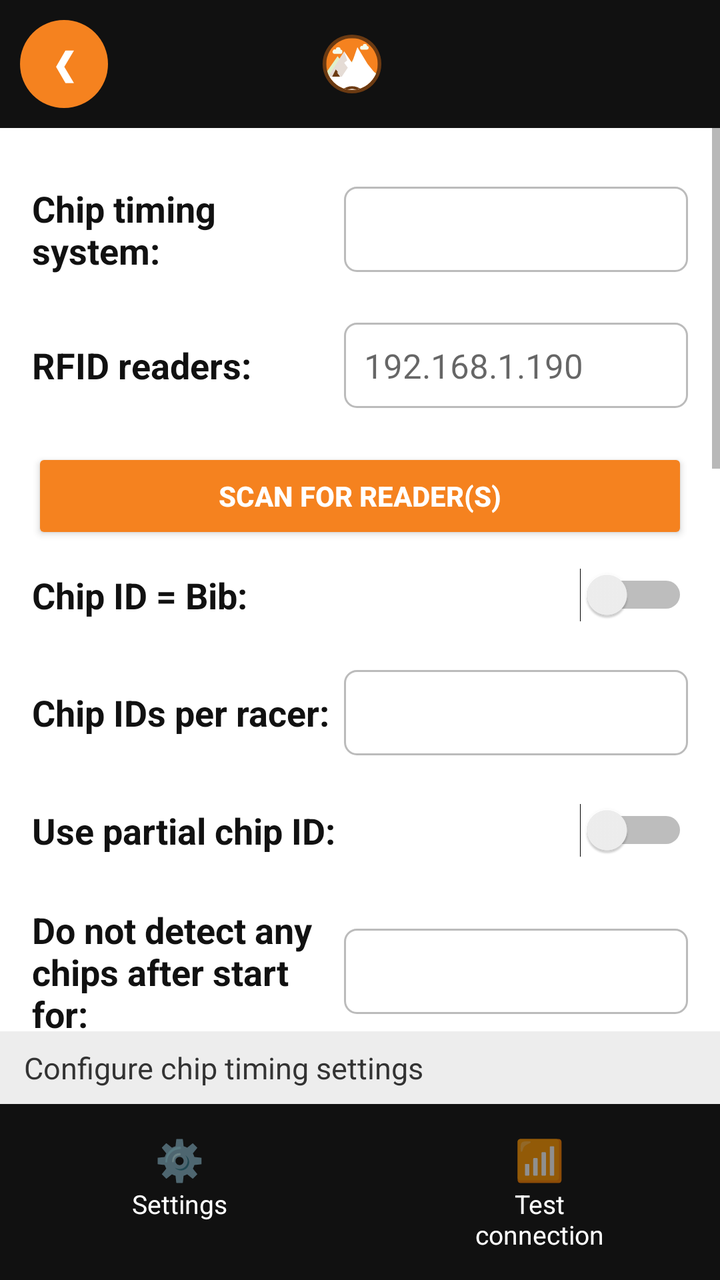
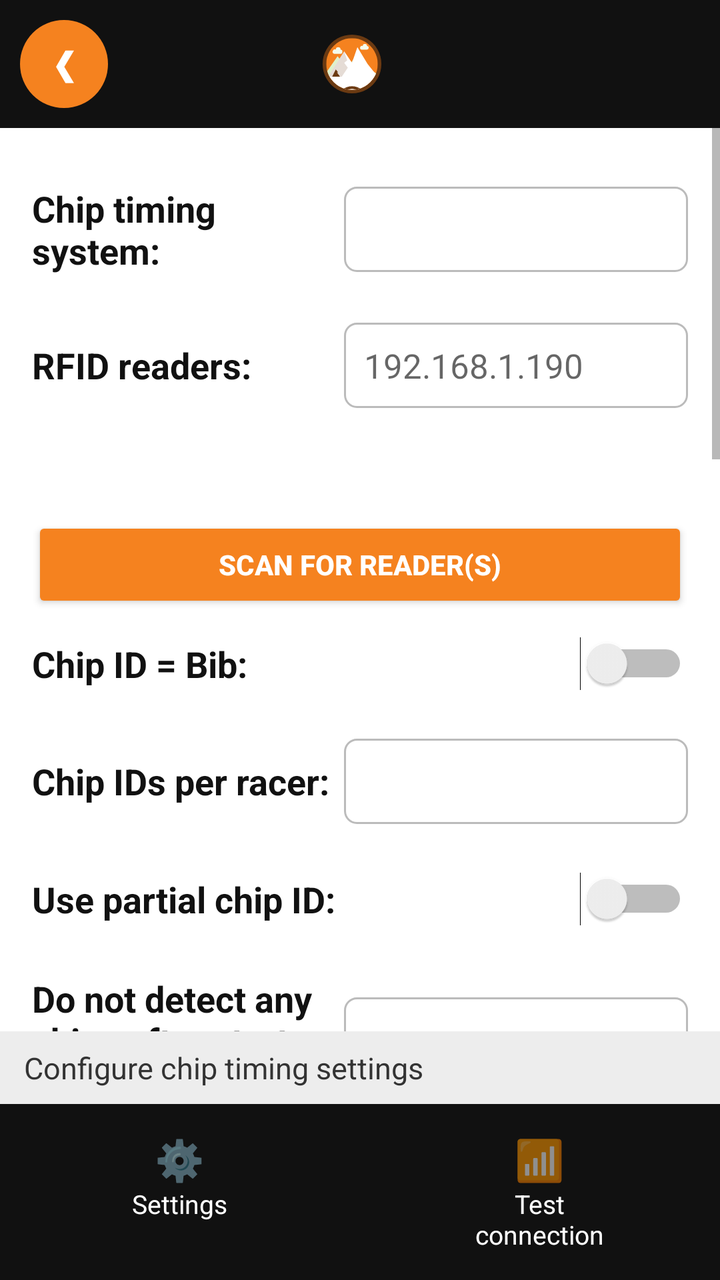

Before-and-after screenshots of an Android layout around one commit, followed by the original layout XML and the change that was made.
<!-- AndroidManifest.xml: activity theme AppTheme.NoActionBar -->
<!-- res/layout/activity_chip_timing.xml -->
<?xml version="1.0" encoding="utf-8"?>
<LinearLayout xmlns:android="http://schemas.android.com/apk/res/android"
    android:layout_width="match_parent"
    android:layout_height="match_parent"
    android:background="@color/surface"
    android:orientation="vertical">

    <include layout="@layout/header_flow" />

    <ScrollView
        android:layout_width="match_parent"
        android:layout_height="0dp"
        android:layout_weight="1">

        <LinearLayout
            android:layout_width="match_parent"
            android:layout_height="wrap_content"
            android:orientation="vertical"
            android:padding="16dp">

            
            <LinearLayout style="@style/ChipRow">
                <TextView style="@style/ChipLabel" android:text="@string/chip_timing_system" />
                <TextView
                    android:id="@+id/systemValue"
                    style="@style/ChipValueBox"
                    android:textStyle="normal" />
            </LinearLayout>

            
            <LinearLayout style="@style/ChipRow">
                <TextView style="@style/ChipLabel" android:text="@string/rfid_readers" />
                <EditText
                    android:id="@+id/readerHost"
                    style="@style/ChipValueBox"
                    android:hint="@string/hint_reader_host"
                    android:inputType="text" />
            </LinearLayout>

            <Button
                android:id="@+id/scanReader"
                android:layout_width="match_parent"
                android:layout_height="wrap_content"
                android:layout_marginTop="8dp"
                android:backgroundTint="@color/velogrip_green"
                android:text="@string/scan_reader"
                android:textColor="#FFFFFF"
                android:textStyle="bold" />

            <LinearLayout style="@style/ChipRow">
                <TextView style="@style/ChipLabel" android:text="@string/chip_id_bib" />
                <Switch android:id="@+id/swChipIdBib" style="@style/RacerSwitch" />
            </LinearLayout>

            <LinearLayout style="@style/ChipRow">
                <TextView style="@style/ChipLabel" android:text="@string/chips_per_racer" />
                <EditText
                    android:id="@+id/chipsPerRacer"
                    style="@style/ChipValueBox"
                    android:inputType="number" />
            </LinearLayout>

            <LinearLayout style="@style/ChipRow">
                <TextView style="@style/ChipLabel" android:text="@string/use_partial_chip" />
                <Switch android:id="@+id/swPartialChip" style="@style/RacerSwitch" />
            </LinearLayout>

            <LinearLayout style="@style/ChipRow">
                <TextView style="@style/ChipLabel" android:text="@string/no_detect_after_start" />
                <EditText
                    android:id="@+id/suppress"
                    style="@style/ChipValueBox"
                    android:inputType="datetime"
                    android:digits="0123456789:" />
            </LinearLayout>

            <LinearLayout style="@style/ChipRow">
                <TextView style="@style/ChipLabel" android:text="@string/no_redetect_after_lap" />
                <EditText
                    android:id="@+id/lapGap"
                    style="@style/ChipValueBox"
                    android:inputType="datetime"
                    android:digits="0123456789:" />
            </LinearLayout>

            
            <TextView
                android:layout_width="match_parent"
                android:layout_height="wrap_content"
                android:layout_marginBottom="6dp"
                android:text="@string/timing_from_web"
                android:textColor="@color/text_muted"
                android:textSize="12sp" />

            <LinearLayout style="@style/ChipRow">
                <TextView style="@style/ChipLabel" android:text="@string/rollcall_window" />
                <Switch
                    android:id="@+id/rollCallOn"
                    style="@style/RacerSwitch"
                    android:layout_marginEnd="8dp" />
                <EditText
                    android:id="@+id/rollCall"
                    style="@style/ChipValueBox"
                    android:inputType="datetime"
                    android:digits="0123456789:" />
            </LinearLayout>

            <TextView
                android:id="@+id/rollCallHint"
                android:layout_width="match_parent"
                android:layout_height="wrap_content"
                android:layout_marginBottom="6dp"
                android:text="@string/rollcall_suppress_note"
                android:textColor="@color/text_muted"
                android:textSize="12sp"
                android:visibility="gone" />

            <LinearLayout style="@style/ChipRow">
                <TextView style="@style/ChipLabel" android:text="@string/chip_start_time" />
                <Switch android:id="@+id/swChipStartTime" style="@style/RacerSwitch" />
            </LinearLayout>

            <LinearLayout style="@style/ChipRow">
                <TextView style="@style/ChipLabel" android:text="@string/chip_checkin" />
                <Switch android:id="@+id/swChipCheckin" style="@style/RacerSwitch" />
            </LinearLayout>

            <LinearLayout style="@style/ChipRow">
                <TextView style="@style/ChipLabel" android:text="@string/beep_unknown_chip" />
                <Switch android:id="@+id/swBeepUnknown" style="@style/RacerSwitch" />
            </LinearLayout>

            <LinearLayout style="@style/ChipRow">
                <TextView style="@style/ChipLabel" android:text="@string/long_start_beep" />
                <Switch android:id="@+id/swStartBeepLong" style="@style/RacerSwitch" />
            </LinearLayout>

            <LinearLayout
                android:layout_width="match_parent"
                android:layout_height="wrap_content"
                android:orientation="vertical"
                android:paddingTop="12dp"
                android:paddingBottom="12dp">
                <TextView style="@style/ChipLabel"
                    android:layout_width="wrap_content" android:layout_weight="0"
                    android:text="@string/beep_volume" />
                <LinearLayout
                    android:layout_width="match_parent"
                    android:layout_height="wrap_content"
                    android:gravity="center_vertical"
                    android:orientation="horizontal">
                    <SeekBar
                        android:id="@+id/beepVolume"
                        android:layout_width="0dp"
                        android:layout_height="wrap_content"
                        android:layout_weight="1"
                        android:max="100" />
                    <TextView
                        android:id="@+id/beepVolumeLabel"
                        android:layout_width="52dp"
                        android:layout_height="wrap_content"
                        android:gravity="end"
                        android:textColor="@color/text_primary"
                        android:textSize="15sp" />
                </LinearLayout>
            </LinearLayout>

            <LinearLayout style="@style/ChipRow">
                <TextView style="@style/ChipLabel" android:text="@string/antenna_power" />
                <EditText
                    android:id="@+id/antennaPower"
                    style="@style/ChipValueBox"
                    android:inputType="number" />
            </LinearLayout>

            <LinearLayout style="@style/ChipRow">
                <TextView style="@style/ChipLabel" android:text="@string/show_chip_popup" />
                <Switch android:id="@+id/swShowPopup" style="@style/RacerSwitch" />
            </LinearLayout>

            <LinearLayout
                android:id="@+id/rowProgramChips"
                style="@style/ChipRow"
                android:background="?android:attr/selectableItemBackground">
                <TextView style="@style/ChipLabel" android:text="@string/program_chips" />
                <TextView
                    android:layout_width="wrap_content"
                    android:layout_height="wrap_content"
                    android:background="@drawable/bg_chevron"
                    android:paddingHorizontal="10dp"
                    android:paddingVertical="4dp"
                    android:text="❯"
                    android:textColor="@color/velogrip_green"
                    android:textSize="16sp"
                    android:textStyle="bold" />
            </LinearLayout>
        </LinearLayout>
    </ScrollView>

    <TextView
        android:layout_width="match_parent"
        android:layout_height="wrap_content"
        android:background="@color/menu_section_bg"
        android:paddingHorizontal="12dp"
        android:paddingVertical="8dp"
        android:text="@string/chip_timing_hint"
        android:textColor="@color/text_secondary"
        android:textSize="15sp" />

    
    <LinearLayout
        android:layout_width="match_parent"
        android:layout_height="wrap_content"
        android:background="@color/nav_bar_bg"
        android:orientation="horizontal"
        android:paddingVertical="8dp">

        <LinearLayout
            android:id="@+id/navSettings"
            android:layout_width="0dp"
            android:layout_height="wrap_content"
            android:layout_weight="1"
            android:background="?android:attr/selectableItemBackground"
            android:gravity="center_horizontal"
            android:orientation="vertical"
            android:padding="6dp">

            <TextView
                android:layout_width="wrap_content"
                android:layout_height="wrap_content"
                android:text="⚙️"
                android:textSize="20sp" />

            <TextView
                android:layout_width="wrap_content"
                android:layout_height="wrap_content"
                android:text="@string/settings_title"
                android:textColor="#FFFFFF"
                android:textSize="13sp" />
        </LinearLayout>

        <LinearLayout
            android:id="@+id/navTest"
            android:layout_width="0dp"
            android:layout_height="wrap_content"
            android:layout_weight="1"
            android:background="?android:attr/selectableItemBackground"
            android:gravity="center_horizontal"
            android:orientation="vertical"
            android:padding="6dp">

            <TextView
                android:layout_width="wrap_content"
                android:layout_height="wrap_content"
                android:text="📶"
                android:textSize="20sp" />

            <TextView
                android:layout_width="wrap_content"
                android:layout_height="wrap_content"
                android:gravity="center"
                android:text="@string/test_connection"
                android:textColor="#FFFFFF"
                android:textSize="13sp" />
        </LinearLayout>
    </LinearLayout>
</LinearLayout>
<!-- res/layout/header_flow.xml (included above) -->
<?xml version="1.0" encoding="utf-8"?>
<LinearLayout xmlns:android="http://schemas.android.com/apk/res/android"
    android:layout_width="match_parent"
    android:layout_height="wrap_content"
    android:background="@color/nav_bar_bg"
    android:gravity="center_vertical"
    android:orientation="horizontal"
    android:padding="10dp">

    <TextView
        android:id="@+id/backButton"
        android:layout_width="44dp"
        android:layout_height="44dp"
        android:background="@drawable/bg_circle_green"
        android:contentDescription="@string/back"
        android:gravity="center"
        android:text="❮"
        android:textColor="#FFFFFF"
        android:textSize="18sp"
        android:textStyle="bold" />

    <LinearLayout
        android:layout_width="0dp"
        android:layout_height="wrap_content"
        android:layout_weight="1"
        android:gravity="center"
        android:orientation="horizontal">

        <ImageView
            android:layout_width="30dp"
            android:layout_height="30dp"
            android:contentDescription="@string/app_name"
            android:src="@drawable/logo_velogrip" />

        <TextView
            android:id="@+id/headerTitle"
            android:layout_width="wrap_content"
            android:layout_height="wrap_content"
            android:layout_marginStart="8dp"
            android:ellipsize="end"
            android:gravity="center"
            android:maxLines="1"
            android:textColor="#FFFFFF"
            android:textSize="20sp"
            android:textStyle="bold" />
    </LinearLayout>

    <FrameLayout
        android:layout_width="44dp"
        android:layout_height="44dp">

        <TextView
            android:id="@+id/nextButton"
            android:layout_width="match_parent"
            android:layout_height="match_parent"
            android:background="@drawable/bg_circle_green"
            android:contentDescription="@string/next"
            android:gravity="center"
            android:text="❯"
            android:textColor="#FFFFFF"
            android:textSize="18sp"
            android:textStyle="bold"
            android:visibility="gone" />
    </FrameLayout>
</LinearLayout>
<!-- resources referenced by this layout -->
<resources>
  <color name="menu_section_bg">#EDEDED</color>
  <color name="nav_bar_bg">#111111</color>
  <color name="surface">#FFFFFF</color>
  <color name="text_muted">#777777</color>
  <color name="text_primary">#111111</color>
  <color name="text_secondary">#333333</color>
  <color name="velogrip_green">#F5821F</color>
  <!-- drawable bg_chevron (drawable) -->
  <?xml version="1.0" encoding="utf-8"?>
  <shape xmlns:android="http://schemas.android.com/apk/res/android" android:shape="rectangle">
      <solid android:color="@color/surface" />
      <stroke android:width="2dp" android:color="@color/velogrip_green" />
      <corners android:radius="8dp" />
  </shape>
  <!-- drawable bg_circle_green (drawable) -->
  <?xml version="1.0" encoding="utf-8"?>
  <shape xmlns:android="http://schemas.android.com/apk/res/android" android:shape="oval">
      <solid android:color="@color/velogrip_green" />
  </shape>
  <string name="antenna_power">Antenna power (%):</string>
  <string name="app_name">VeloGrip RFID</string>
  <string name="back">Back</string>
  <string name="beep_unknown_chip">Audible beep for chips not on start list:</string>
  <string name="beep_volume">Beep volume</string>
  <string name="chip_checkin">Chip check-in:</string>
  <string name="chip_id_bib">Chip ID = Bib:</string>
  <string name="chip_start_time">Chip start time:</string>
  <string name="chip_timing_hint">Configure chip timing settings</string>
  <string name="chip_timing_system">Chip timing system:</string>
  <string name="chips_per_racer">Chip IDs per racer:</string>
  <string name="hint_reader_host">192.168.1.190</string>
  <string name="long_start_beep">One long start beep (off = three short):</string>
  <string name="next">Next</string>
  <string name="no_detect_after_start">Do not detect any chips after start for:</string>
  <string name="no_redetect_after_lap">Do not redetect same racer after lap for:</string>
  <string name="program_chips">Program RFID chips:</string>
  <string name="rfid_readers">RFID readers:</string>
  <string name="rollcall_suppress_note">Uses start-line reads — mind the “Do not detect…” window above.</string>
  <string name="rollcall_window">Auto-DNS no-shows after start for:</string>
  <string name="scan_reader">Scan for reader(s)</string>
  <string name="settings_title">Settings</string>
  <string name="show_chip_popup">Show chip detect popup:</string>
  <string name="test_connection">Test\nconnection</string>
  <string name="timing_from_web">Both timers above are set on the website for this race and sync here automatically. Race results are scored with the website\'s values.</string>
  <string name="use_partial_chip">Use partial chip ID:</string>
  <style name="ChipLabel">
          <item name="android:layout_width">0dp</item>
          <item name="android:layout_height">wrap_content</item>
          <item name="android:layout_weight">1</item>
          <item name="android:textColor">@color/text_primary</item>
          <item name="android:textSize">18sp</item>
          <item name="android:textStyle">bold</item>
      </style>
  <style name="RacerSwitch">
          <item name="android:layout_width">wrap_content</item>
          <item name="android:layout_height">wrap_content</item>
      </style>
  <color name="velogrip_dark">#6B3A12</color>
  <!-- drawable bg_box (drawable) -->
  <?xml version="1.0" encoding="utf-8"?>
  <shape xmlns:android="http://schemas.android.com/apk/res/android" android:shape="rectangle">
      <solid android:color="@color/surface" />
      <stroke android:width="1dp" android:color="@color/border" />
      <corners android:radius="6dp" />
  </shape>
  <color name="app_bg">#F4F5F7</color>
  <color name="border">#BBBBBB</color>
  <!-- unchanged entries left out for length: 4 -->
</resources>

<!-- the commit's change to res/layout/activity_chip_timing.xml (unified diff, before → after) -->
@@ -36,6 +36,17 @@
                     android:hint="@string/hint_reader_host"
                     android:inputType="text" />
             </LinearLayout>
+
+            
+            <TextView
+                android:id="@+id/readerStatus"
+                android:layout_width="match_parent"
+                android:layout_height="wrap_content"
+                android:layout_marginTop="2dp"
+                android:background="?android:attr/selectableItemBackground"
+                android:paddingVertical="6dp"
+                android:textSize="15sp"
+                android:textStyle="bold" />
 
             <Button
                 android:id="@+id/scanReader"
